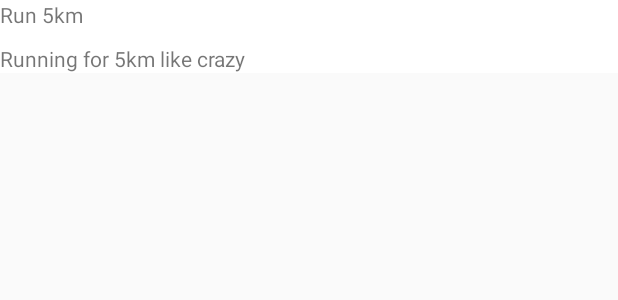
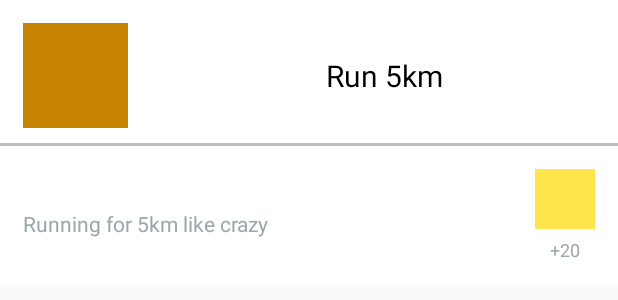
Before and after one commit to Ribas1/Fit-App-Challenge, an Android app: the layout item_goal.xml on its own in the app's theme, with its tools: preview values and no code run, on a phone screen of 412 x 824 dp. Shown: the top 300 px of the screen. Run offline under Robolectric (Android 15) with nearby library versions, the phone set to English and light mode, and no system bars.

Commit message:
Improve goal items layout and overall app theme colors

```diff
--- /dev/null
+++ b/app/src/main/java/com/pedroribeiro/fitappchallenge/common/RecyclerViewDecorator.kt
@@ -0,0 +1,22 @@
+package com.pedroribeiro.fitappchallenge.common
+
+import android.graphics.Rect
+import android.view.View
+import androidx.recyclerview.widget.RecyclerView
+
+class RecyclerViewDecorator(private val height: Int) : RecyclerView.ItemDecoration() {
+    override fun getItemOffsets(
+        outRect: Rect,
+        view: View,
+        parent: RecyclerView,
+        state: RecyclerView.State
+    ) {
+        super.getItemOffsets(outRect, view, parent, state)
+        outRect.apply {
+            if (parent.getChildAdapterPosition(view) == 0) {
+                top = height
+            }
+            bottom = height
+        }
+    }
+}
--- a/app/src/main/java/com/pedroribeiro/fitappchallenge/home/GoalsAdapter.kt
+++ b/app/src/main/java/com/pedroribeiro/fitappchallenge/home/GoalsAdapter.kt
@@ -1,5 +1,6 @@
 package com.pedroribeiro.fitappchallenge.home
 
+import android.annotation.SuppressLint
 import android.view.LayoutInflater
 import android.view.View
 import android.view.ViewGroup
@@ -37,6 +38,7 @@ class GoalsAdapter(
 }
 
 class GoalViewHolder(private val view: View) : RecyclerView.ViewHolder(view) {
+    @SuppressLint("SetTextI18n")
     fun bind(
         goal: Goal,
         clickListener: (Goal) -> Unit
@@ -46,5 +48,6 @@ class GoalViewHolder(private val view: View) : RecyclerView.ViewHolder(view) {
         }
         itemView.goal_title.text = goal.title
         itemView.goal_description.text = goal.description
+        itemView.goal_points.text = "+ ${goal.reward.points}"
     }
 }
--- a/app/src/main/java/com/pedroribeiro/fitappchallenge/home/HomeFragment.kt
+++ b/app/src/main/java/com/pedroribeiro/fitappchallenge/home/HomeFragment.kt
@@ -10,6 +10,7 @@ import androidx.lifecycle.Observer
 import androidx.recyclerview.widget.LinearLayoutManager
 import com.google.android.material.snackbar.Snackbar
 import com.pedroribeiro.fitappchallenge.R
+import com.pedroribeiro.fitappchallenge.common.RecyclerViewDecorator
 import com.pedroribeiro.fitappchallenge.common.show
 import com.pedroribeiro.fitappchallenge.model.Goal
 import com.pedroribeiro.fitappchallenge.model.GoalsResponse
@@ -44,9 +45,14 @@ class HomeFragment : Fragment() {
     }
 
     private fun setupRecyclerView() {
-        with(goal_list) {
+        goal_list.apply {
             adapter = goalsAdapter
             layoutManager = LinearLayoutManager(requireContext())
+            addItemDecoration(
+                RecyclerViewDecorator(
+                    resources.getDimension(R.dimen.decorator_heighr).toInt()
+                )
+            )
         }
     }
 
@@ -91,7 +97,7 @@ class HomeFragment : Fragment() {
 
     private fun onGoals(goals: GoalsResponse?) {
         goals?.let {
-             goalsAdapter.updateData(goals)
+            goalsAdapter.updateData(goals)
         }
     }
 }
--- a/app/src/main/res/layout/fragment_home.xml
+++ b/app/src/main/res/layout/fragment_home.xml
@@ -19,6 +19,7 @@
         android:id="@+id/goal_list"
         android:layout_width="0dp"
         android:layout_height="0dp"
+        android:layout_marginTop="@dimen/upper_default_margin"
         app:layout_constraintBottom_toBottomOf="parent"
         app:layout_constraintEnd_toEndOf="parent"
         app:layout_constraintStart_toStartOf="parent"
@@ -26,8 +27,8 @@
 
     <ProgressBar
         android:id="@+id/progress_bar"
-        android:layout_width="0dp"
-        android:layout_height="0dp"
+        android:layout_width="35dp"
+        android:layout_height="35dp"
         android:visibility="gone"
         app:layout_constraintTop_toTopOf="parent"
         app:layout_constraintBottom_toBottomOf="parent"
--- a/app/src/main/res/layout/item_goal.xml
+++ b/app/src/main/res/layout/item_goal.xml
@@ -1,26 +1,77 @@
 <?xml version="1.0" encoding="utf-8"?>
 <androidx.constraintlayout.widget.ConstraintLayout xmlns:android="http://schemas.android.com/apk/res/android"
+    xmlns:app="http://schemas.android.com/apk/res-auto"
+    xmlns:tools="http://schemas.android.com/tools"
     android:layout_width="match_parent"
     android:layout_height="wrap_content"
-    android:background="@android:color/white"
-    xmlns:tools="http://schemas.android.com/tools"
-    xmlns:app="http://schemas.android.com/apk/res-auto">
+    android:background="@android:color/white">
+
+    <ImageView
+        android:id="@+id/goal_type"
+        android:layout_width="70dp"
+        android:layout_height="70dp"
+        android:layout_marginStart="@dimen/item_default_margin"
+        android:layout_marginTop="@dimen/item_default_margin"
+        app:layout_constraintStart_toStartOf="parent"
+        app:layout_constraintTop_toTopOf="parent"
+        tools:background="@color/colorPrimaryDark" />
 
     <TextView
         android:id="@+id/goal_title"
+        style="@style/ItemTitleTextStyle"
         android:layout_width="wrap_content"
         android:layout_height="wrap_content"
-        app:layout_constraintTop_toTopOf="parent"
+        android:layout_marginStart="@dimen/item_default_margin"
+        app:layout_constraintBottom_toBottomOf="@id/goal_type"
+        app:layout_constraintEnd_toEndOf="parent"
+        app:layout_constraintStart_toEndOf="@id/goal_type"
+        app:layout_constraintTop_toTopOf="@id/goal_type"
+        tools:text="Run 5km" />
+
+    <ImageView
+        android:id="@+id/separator"
+        android:layout_width="0dp"
+        android:layout_height="2dp"
+        android:layout_marginTop="10dp"
+        android:background="@color/separator_color"
+        app:layout_constraintEnd_toEndOf="parent"
         app:layout_constraintStart_toStartOf="parent"
-        tools:text="Run 5km" />
+        app:layout_constraintTop_toBottomOf="@id/goal_type" />
 
     <TextView
         android:id="@+id/goal_description"
+        style="@style/ItemDescriptionTextStyle"
+        android:layout_width="0dp"
+        android:layout_height="wrap_content"
+        android:layout_marginTop="10dp"
+        android:layout_marginEnd="@dimen/item_default_margin"
+        app:layout_constraintBottom_toBottomOf="@id/goal_points"
+        app:layout_constraintEnd_toStartOf="@id/goal_trophy"
+        app:layout_constraintStart_toStartOf="@id/goal_type"
+        app:layout_constraintTop_toTopOf="@id/goal_trophy"
+        tools:text="Running for 5km like crazy" />
+
+    <ImageView
+        android:id="@+id/goal_trophy"
+        android:layout_width="40dp"
+        android:layout_height="40dp"
+        android:layout_marginTop="@dimen/item_default_margin"
+        android:layout_marginEnd="@dimen/item_default_margin"
+        app:layout_constraintEnd_toEndOf="parent"
+        app:layout_constraintTop_toBottomOf="@id/separator"
+        tools:background="@color/colorAccent" />
+
+    <TextView
+        android:id="@+id/goal_points"
+        style="@style/ItemGoalTextStyle"
         android:layout_width="wrap_content"
         android:layout_height="wrap_content"
-        android:layout_marginTop="10dp"
-        tools:text="Running for 5km like crazy"
-        app:layout_constraintTop_toBottomOf="@id/goal_title"
-        app:layout_constraintStart_toStartOf="parent" />
+        android:layout_marginTop="@dimen/item_default_small_margin"
+        android:layout_marginBottom="@dimen/item_default_margin"
+        app:layout_constraintBottom_toBottomOf="parent"
+        app:layout_constraintEnd_toEndOf="@id/goal_trophy"
+        app:layout_constraintStart_toStartOf="@id/goal_trophy"
+        app:layout_constraintTop_toBottomOf="@id/goal_trophy"
+        tools:text="+20" />
 
 </androidx.constraintlayout.widget.ConstraintLayout>
--- a/app/src/main/res/values/colors.xml
+++ b/app/src/main/res/values/colors.xml
@@ -1,6 +1,9 @@
 <?xml version="1.0" encoding="utf-8"?>
 <resources>
-    <color name="colorPrimary">#6200EE</color>
-    <color name="colorPrimaryDark">#3700B3</color>
-    <color name="colorAccent">#03DAC5</color>
+    <color name="colorPrimary">#ffb300</color>
+    <color name="colorPrimaryDark">#c68400</color>
+    <color name="colorAccent">#ffe54c</color>
+
+    <color name="color_auxiliary_text">#9ea7aa</color>
+    <color name="separator_color">#babdbe</color>
 </resources>
--- a/app/src/main/res/values/dimens.xml
+++ b/app/src/main/res/values/dimens.xml
@@ -1,4 +1,8 @@
 <?xml version="1.0" encoding="utf-8"?>
 <resources>
     <dimen name="toolbar_height">55dp</dimen>
+    <dimen name="upper_default_margin">10dp</dimen>
+    <dimen name="item_default_margin">15dp</dimen>
+    <dimen name="item_default_small_margin">5dp</dimen>
+    <dimen name="decorator_heighr">15dp</dimen>
 </resources>
--- a/app/src/main/res/values/styles.xml
+++ b/app/src/main/res/values/styles.xml
@@ -7,4 +7,18 @@
         <item name="colorAccent">@color/colorAccent</item>
     </style>
 
+    <style name="ItemTitleTextStyle">
+        <item name="android:textColor">@android:color/black</item>
+        <item name="android:textSize">20sp</item>
+    </style>
+
+    <style name="ItemDescriptionTextStyle">
+        <item name="android:textColor">@color/color_auxiliary_text</item>
+        <item name="android:textSize">14sp</item>
+    </style>
+
+    <style name="ItemGoalTextStyle">
+        <item name="android:textColor">@color/color_auxiliary_text</item>
+        <item name="android:textSize">12sp</item>
+    </style>
 </resources>
```
